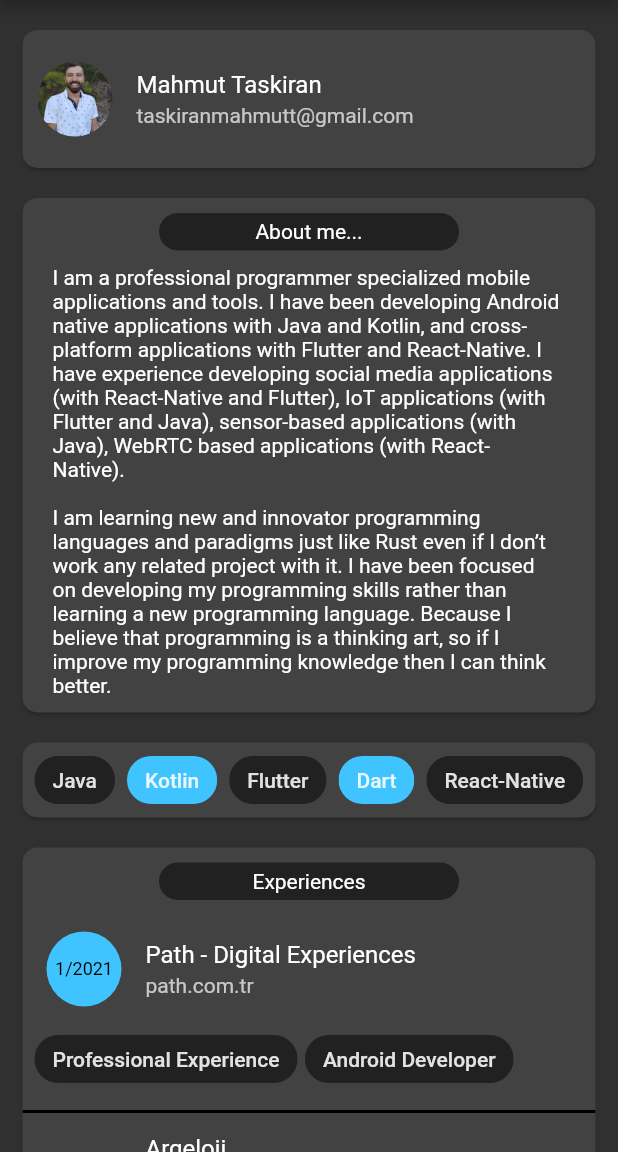
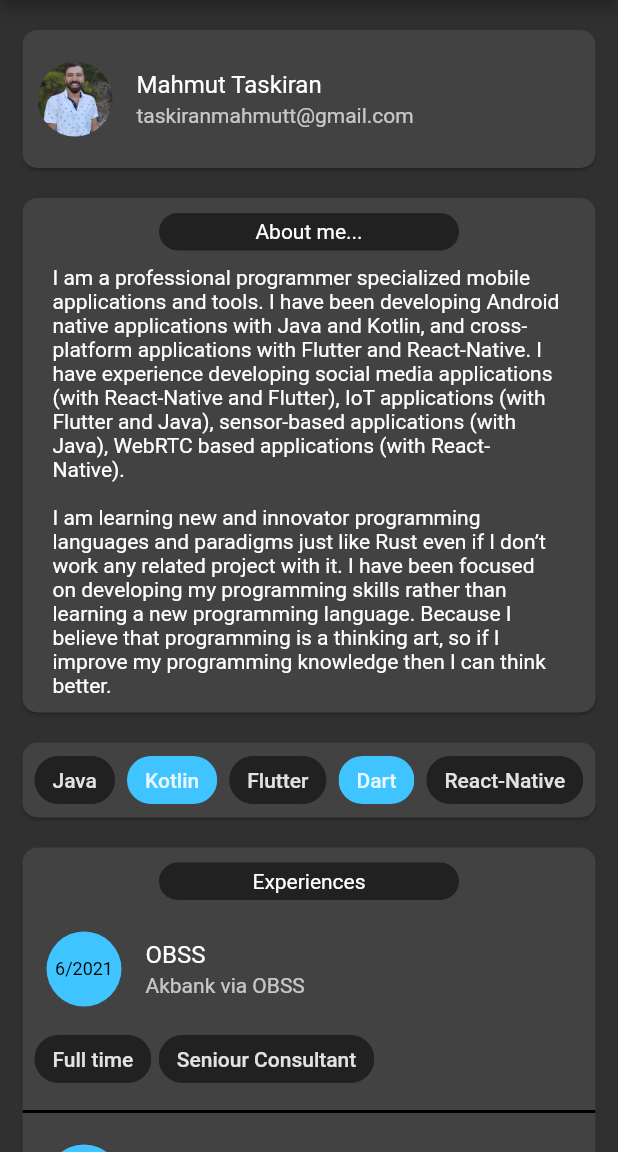
Before and after one commit to mahmuttaskiran/mamudo.com, a Flutter app: the CVPage screen opened by its route, on a phone screen of 412 x 824 dp, the part 84-1236 px from its top. Run offline on Flutter 3.47's test engine with Material 2 defaults, Android fonts, the phone set to English and light mode, and no system bars; our stand-ins replace animated_text_kit, font_awesome_flutter.

Commit message:
add OBSS experience

```diff
--- a/lib/constants/experiences.dart
+++ b/lib/constants/experiences.dart
@@ -3,17 +3,29 @@ import 'package:mamudo_com/models/sensitive_string.dart';
 
 var tExperiences = [
   Experience(
+      title: LanguageSensitiveString.enTr("OBSS", "OBSS"),
+      description: LanguageSensitiveString.enTr(
+          "Akbank via OBSS", "OBSS aracılığıyla Akbank"),
+      position: LanguageSensitiveString.enTr(
+          "Seniour Consultant", "Seniour Consultant"),
+      type: ExperienceType.professionalExperience,
+      start: DateTime(2021, 6),
+      company: LanguageSensitiveString.en("OBSS | Akbank"),
+      secondaryLink: "https://obss.com.tr/"),
+  Experience(
       title: LanguageSensitiveString.enTr(
         "Path - Digital Experiences",
         "Path - Digital Experiences",
       ),
-      description: LanguageSensitiveString.enTr("path.com.tr", "path.com.tr"),
+      description: LanguageSensitiveString.enTr(
+          "Tuttur via Path", "Path aracılığıyla Tuttur.com"),
       position: LanguageSensitiveString.enTr(
         "Android Developer",
         "Android Geliştiricisi",
       ),
       type: ExperienceType.professionalExperience,
       start: DateTime(2021, 1),
+      end: DateTime(2021, 6),
       company: LanguageSensitiveString.en("Path - Digital Experiences"),
       secondaryLink: "https://www.path.com.tr"),
   Experience(
--- a/lib/constants/translations.dart
+++ b/lib/constants/translations.dart
@@ -34,8 +34,8 @@ final tSeeAll = LanguageSensitiveString.enTr("See all..", "Hepsini gör...");
 final tOpenSource = LanguageSensitiveString.enTr("Open source", "Açık kaynak");
 final tSelfExperience =
     LanguageSensitiveString.enTr("Self experience", "Kişisel proje");
-final tProfessionalExperience = LanguageSensitiveString.enTr(
-    "Professional Experience", "Profesyonel deneyim");
+final tProfessionalExperience =
+    LanguageSensitiveString.enTr("Full time", "Tam zamanlı");
 
 final tEducationTitle = LanguageSensitiveString.enTr("Education", "Eğitim");
 final tCommunicationsTitle =
--- a/pubspec.yaml
+++ b/pubspec.yaml
@@ -3,7 +3,7 @@ description: Mahmut Taskiran's personal web site.
 
 publish_to: 'none'
 
-version: 2.0.0+1
+version: 2.0.1+1
 
 environment:
   sdk: '>=2.12.0 <3.0.0'
```
Also changed, not shown: 4 other files.
